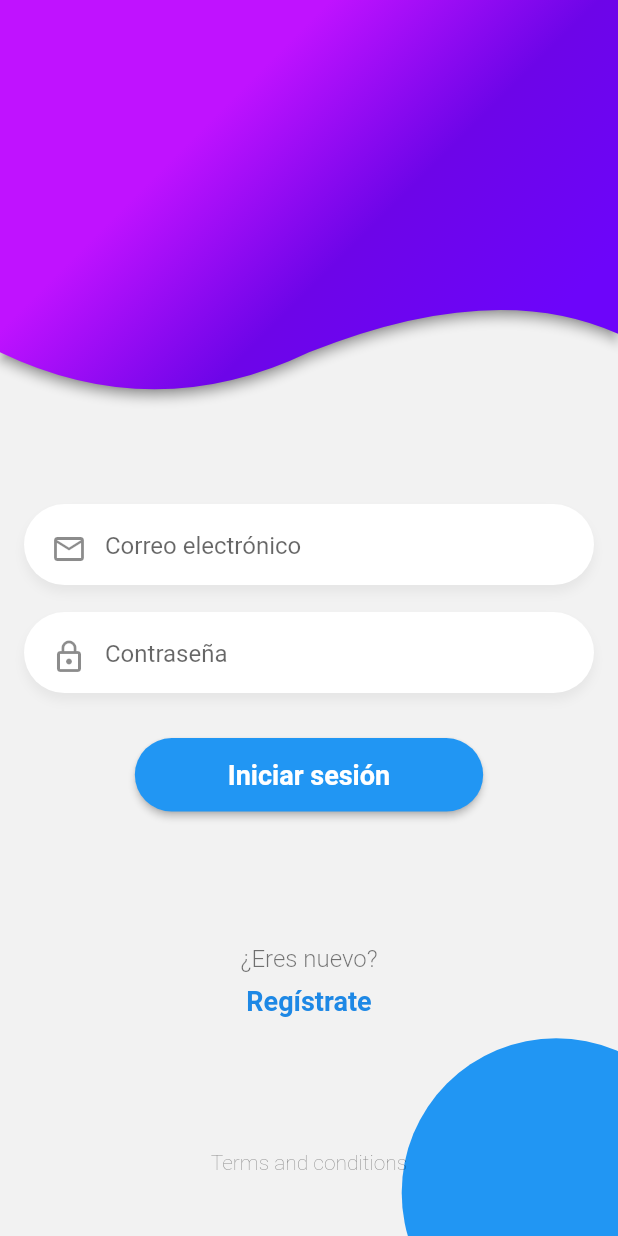
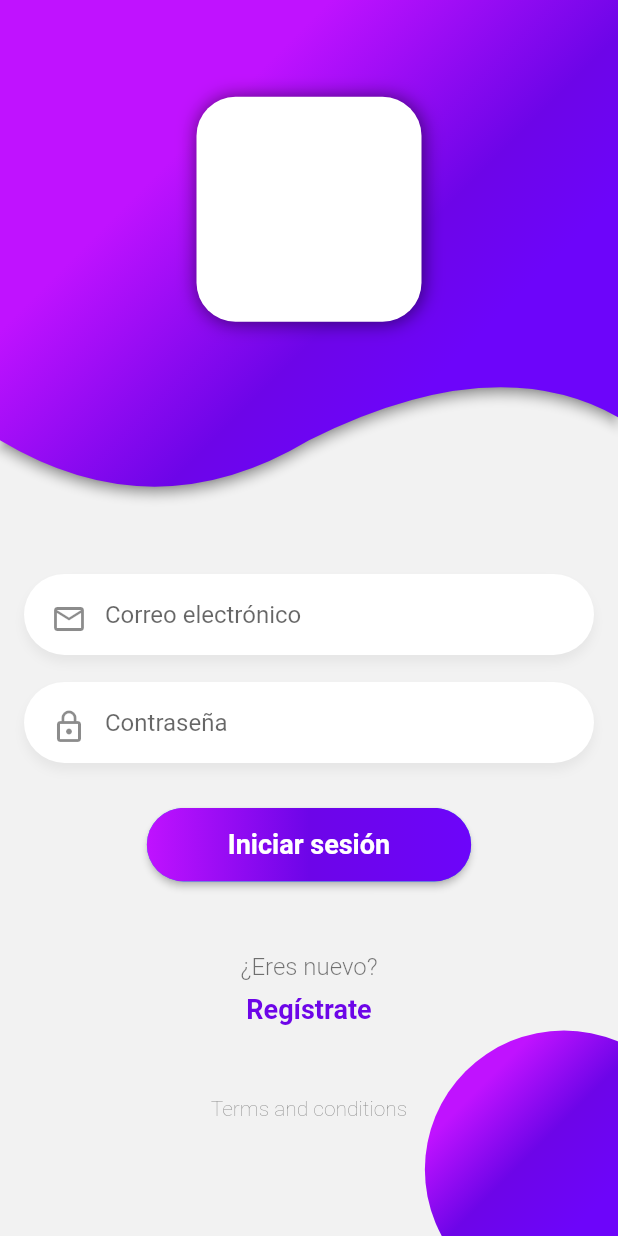
Before and after one commit to paulmrg-461/Disfruta, a Flutter app: the screen it shows after launch, on a phone screen of 412 x 824 dp. Run offline on Flutter 3.47's test engine with Material 2 defaults, Android fonts, the phone set to English and light mode, and no system bars.

Commit message:
UI: LoginPage custom header

```diff
--- a/lib/main.dart
+++ b/lib/main.dart
@@ -1,4 +1,5 @@
 import 'package:disfruta/routes/routes.dart';
+import 'package:disfruta/themes/custom_theme.dart';
 import 'package:flutter/material.dart';
 
 void main() => runApp(MyApp());
@@ -8,6 +9,7 @@ class MyApp extends StatelessWidget {
   Widget build(BuildContext context) {
     return MaterialApp(
         debugShowCheckedModeBanner: false,
+        theme: customTheme,
         title: 'Disfruta',
         routes: appRoutes,
         initialRoute: 'login');
--- a/lib/pages/login_page.dart
+++ b/lib/pages/login_page.dart
@@ -17,29 +17,49 @@ class LoginPage extends StatelessWidget {
               child: Stack(
                 children: [
                   Align(
-                    alignment: Alignment(1.6, 1.4),
+                    alignment: Alignment(1.5, 1.3),
                     child: Container(
-                      height: MediaQuery.of(context).size.height * 0.25,
-                      width: MediaQuery.of(context).size.height * 0.25,
+                      height: MediaQuery.of(context).size.height * 0.225,
+                      width: MediaQuery.of(context).size.height * 0.225,
                       decoration: BoxDecoration(
-                          color: Colors.blue, shape: BoxShape.circle),
+                          gradient: LinearGradient(
+                            colors: [
+                              Color(0xffC012FF),
+                              Color(0xff6D05E8),
+                              Color(0xff6D05FA),
+                            ],
+                            begin: Alignment(-0.6, -0.6),
+                            end: Alignment(0.25, 0.25),
+                          ),
+                          shape: BoxShape.circle),
                     ),
                   ),
                   Column(
                     mainAxisAlignment: MainAxisAlignment.spaceBetween,
                     children: [
-                      GradientWaveHeader(
-                        height: MediaQuery.of(context).size.height * 0.3,
+                      Stack(
+                        children: [
+                          GradientWaveHeader(
+                            height: MediaQuery.of(context).size.height * 0.375,
+                          ),
+                        ],
                       ),
-                      _Form(),
+                      Padding(
+                          padding: EdgeInsets.only(top: 26), child: _Form()),
                       Labels(
-                          route: 'register',
-                          actionText: 'Regístrate',
-                          text: '¿Eres nuevo?'),
-                      Text(
-                        'Terms and conditions',
-                        style: TextStyle(
-                            color: Colors.black54, fontWeight: FontWeight.w200),
+                        route: 'register',
+                        actionText: 'Regístrate',
+                        text: '¿Eres nuevo?',
+                        textColor: Color(0xff6D05E8),
+                      ),
+                      Padding(
+                        padding: const EdgeInsets.only(bottom: 36.0),
+                        child: Text(
+                          'Terms and conditions',
+                          style: TextStyle(
+                              color: Colors.black54,
+                              fontWeight: FontWeight.w200),
+                        ),
                       )
                     ],
                   ),
--- /dev/null
+++ b/lib/themes/custom_theme.dart
@@ -0,0 +1,8 @@
+import 'package:flutter/material.dart';
+
+ThemeData customTheme = ThemeData.light().copyWith(
+  accentColor: Color(0xffC012FF),
+  primaryColor: Color(0xff6D05E8),
+  primaryColorLight: Colors.white,
+  scaffoldBackgroundColor: Color(0xff16202B),
+);
--- a/lib/widgets/custom_button.dart
+++ b/lib/widgets/custom_button.dart
@@ -18,16 +18,30 @@ class CustomButton extends StatelessWidget {
 
   @override
   Widget build(BuildContext context) {
-    return ElevatedButton(
+    return Container(
+      child: ElevatedButton(
         onPressed: this.onPressed,
         style: ElevatedButton.styleFrom(
-        primary: buttonColor,
+          /* primary: buttonColor,
           onPrimary: textColor,
-        onSurface: Colors.grey,
+          onSurface: Colors.grey, */
+          padding: EdgeInsets.all(0),
           shape: StadiumBorder(),
         ),
+        child: Ink(
+          decoration: BoxDecoration(
+              gradient: LinearGradient(colors: [
+                Color(0xffC012FF),
+                Color(0xff6D05E8),
+                Color(0xff6D05FA),
+              ], stops: [
+                0.0,
+                0.5,
+                1.0
+              ]),
+              borderRadius: BorderRadius.circular(28.0)),
           child: Container(
-        padding: EdgeInsets.symmetric(horizontal: 46, vertical: 14),
+            padding: EdgeInsets.symmetric(horizontal: 54, vertical: 14),
             child: Text(
               this.textButton,
               style: TextStyle(
@@ -36,6 +50,8 @@ class CustomButton extends StatelessWidget {
                   fontWeight: FontWeight.bold),
             ),
           ),
+        ),
+      ),
     );
   }
 }
--- a/lib/widgets/custom_headers.dart
+++ b/lib/widgets/custom_headers.dart
@@ -9,11 +9,32 @@ class GradientWaveHeader extends StatelessWidget {
   @override
   Widget build(BuildContext context) {
     return Container(
+      width: double.infinity,
       height: height,
-      width: double.infinity,
-      //color: Color(0xff615AAB),
-      child: CustomPaint(
-        painter: _GradientWaveHeaderPainter(),
+      child: Stack(
+        children: [
+          Container(
+            height: height,
+            width: double.infinity,
+            //color: Color(0xff615AAB),
+            child: CustomPaint(
+              painter: _GradientWaveHeaderPainter(),
+            ),
+          ),
+          Center(
+            child: Container(
+              width: 150,
+              height: 150,
+              margin: EdgeInsets.only(bottom: 30),
+              decoration: BoxDecoration(boxShadow: [
+                BoxShadow(
+                    color: Colors.black54,
+                    blurRadius: 10,
+                    offset: Offset(0.7, 0.7))
+              ], borderRadius: BorderRadius.circular(26), color: Colors.white),
+            ),
+          ),
+        ],
       ),
     );
   }
@@ -35,8 +56,8 @@ class _GradientWaveHeaderPainter extends CustomPainter {
         ],
         stops: [
           0.0,
-          0.5,
-          1.0
+          0.6,
+          0.9
         ]);
 
     final paint = Paint()..shader = gradient.createShader(rect);
--- a/lib/widgets/labels.dart
+++ b/lib/widgets/labels.dart
@@ -4,12 +4,14 @@ class Labels extends StatelessWidget {
   final String route;
   final String actionText;
   final String text;
+  final Color textColor;
 
   const Labels(
       {Key key,
       @required this.route,
       @required this.actionText,
-      @required this.text})
+      @required this.text,
+      this.textColor = Colors.blue})
       : super(key: key);
 
   @override
@@ -32,7 +34,7 @@ class Labels extends StatelessWidget {
             child: Text(
               this.actionText,
               style: TextStyle(
-                  color: Colors.blue[600],
+                  color: textColor,
                   fontSize: 18.0,
                   fontWeight: FontWeight.bold),
             ),
```
Lines whose indentation alone changed are shown as unchanged.
